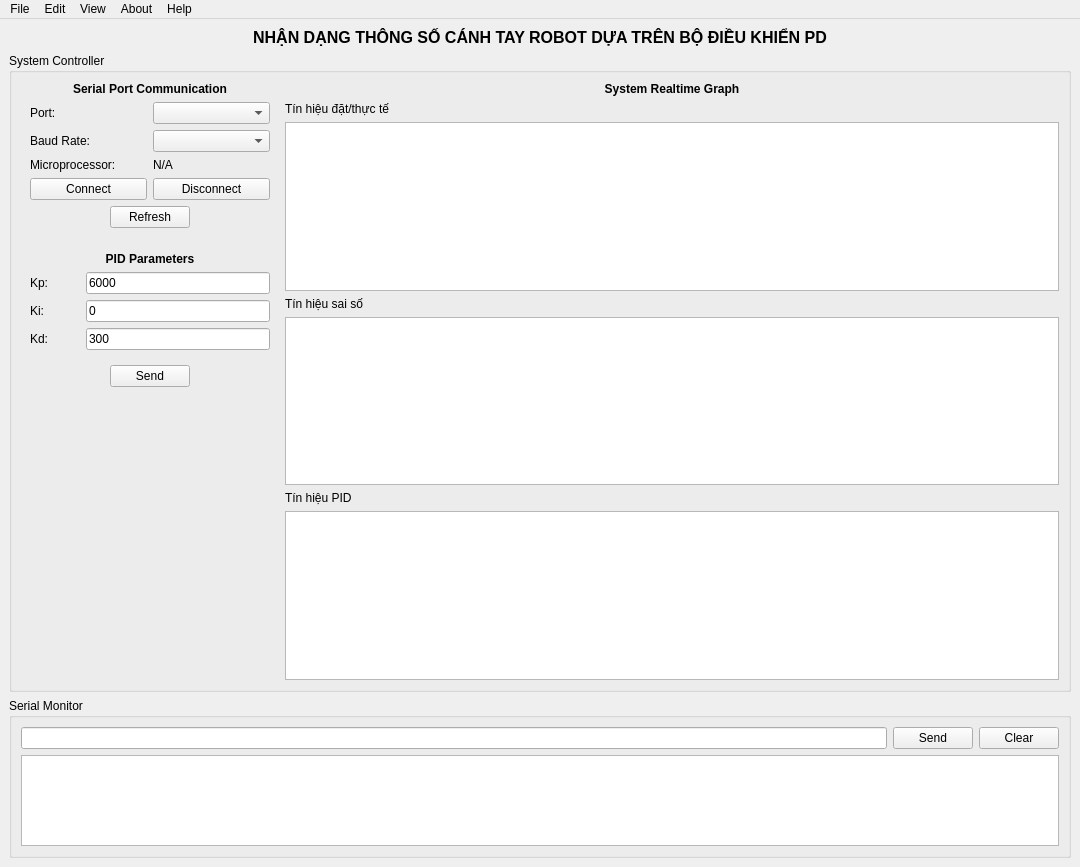
Above: gui.ui from duykienphan/DoAnRobot before the change. Below: the same form after it.
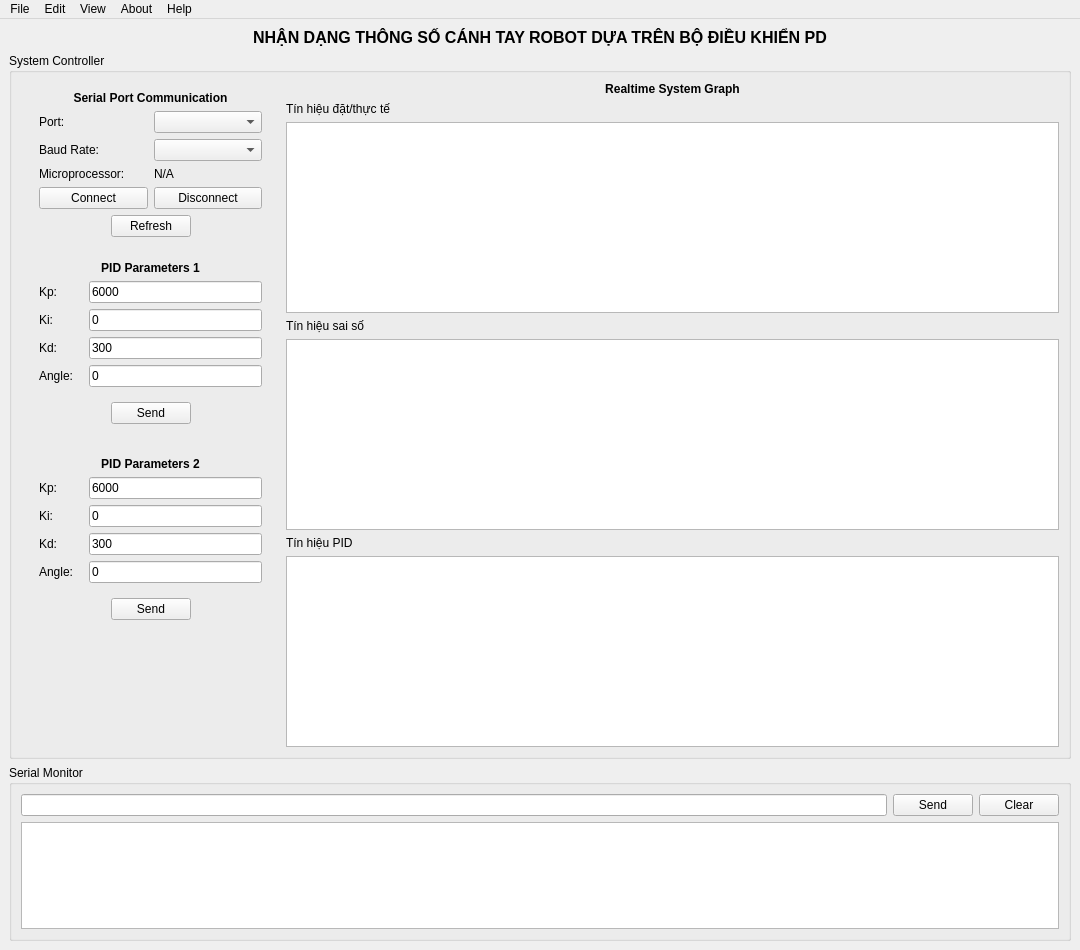
That is the form after the change. Custom widgets are drawn as their Qt base class.

Diff of the .ui file:
```diff
--- a/gui.ui
+++ b/gui.ui
@@ -7,7 +7,7 @@
     <x>0</x>
     <y>0</y>
     <width>1080</width>
-    <height>867</height>
+    <height>950</height>
    </rect>
   </property>
   <property name="windowTitle">
@@ -48,19 +48,7 @@
        </property>
        <item>
         <widget class="QWidget" name="widget_9" native="true">
-         <layout class="QVBoxLayout" name="verticalLayout_5">
-          <property name="leftMargin">
-           <number>0</number>
-          </property>
-          <property name="topMargin">
-           <number>0</number>
-          </property>
-          <property name="rightMargin">
-           <number>0</number>
-          </property>
-          <property name="bottomMargin">
-           <number>0</number>
-          </property>
+         <layout class="QVBoxLayout" name="verticalLayout_7">
           <item>
            <widget class="QWidget" name="widget_8" native="true">
             <layout class="QVBoxLayout" name="verticalLayout_4">
@@ -211,7 +199,7 @@
              <item>
               <widget class="QLabel" name="label_7">
                <property name="text">
-                <string>&lt;html&gt;&lt;head/&gt;&lt;body&gt;&lt;p&gt;&lt;span style=&quot; font-weight:600;&quot;&gt;PID Parameters&lt;/span&gt;&lt;/p&gt;&lt;/body&gt;&lt;/html&gt;</string>
+                <string>&lt;html&gt;&lt;head/&gt;&lt;body&gt;&lt;p&gt;&lt;span style=&quot; font-weight:600;&quot;&gt;PID Parameters 1&lt;/span&gt;&lt;/p&gt;&lt;/body&gt;&lt;/html&gt;</string>
                </property>
                <property name="alignment">
                 <set>Qt::AlignCenter</set>
@@ -221,6 +209,9 @@
              <item>
               <widget class="QWidget" name="widget_6" native="true">
                <layout class="QFormLayout" name="formLayout">
+                <property name="horizontalSpacing">
+                 <number>0</number>
+                </property>
                 <property name="leftMargin">
                  <number>0</number>
                 </property>
@@ -248,6 +239,12 @@
                 </item>
                 <item row="0" column="1">
                  <widget class="QLineEdit" name="lineEdit_2">
+                  <property name="minimumSize">
+                   <size>
+                    <width>173</width>
+                    <height>21</height>
+                   </size>
+                  </property>
                   <property name="text">
                    <string>6000</string>
                   </property>
@@ -268,6 +265,12 @@
                 </item>
                 <item row="1" column="1">
                  <widget class="QLineEdit" name="lineEdit_3">
+                  <property name="minimumSize">
+                   <size>
+                    <width>173</width>
+                    <height>21</height>
+                   </size>
+                  </property>
                   <property name="text">
                    <string>0</string>
                   </property>
@@ -288,11 +291,43 @@
                 </item>
                 <item row="2" column="1">
                  <widget class="QLineEdit" name="lineEdit_4">
+                  <property name="minimumSize">
+                   <size>
+                    <width>173</width>
+                    <height>21</height>
+                   </size>
+                  </property>
                   <property name="text">
                    <string>300</string>
                   </property>
                  </widget>
                 </item>
+                <item row="3" column="0">
+                 <widget class="QLabel" name="label_19">
+                  <property name="minimumSize">
+                   <size>
+                    <width>50</width>
+                    <height>0</height>
+                   </size>
+                  </property>
+                  <property name="text">
+                   <string>Angle:</string>
+                  </property>
+                 </widget>
+                </item>
+                <item row="3" column="1">
+                 <widget class="QLineEdit" name="lineEdit_8">
+                  <property name="minimumSize">
+                   <size>
+                    <width>173</width>
+                    <height>21</height>
+                   </size>
+                  </property>
+                  <property name="text">
+                   <string>0</string>
+                  </property>
+                 </widget>
+                </item>
                </layout>
               </widget>
              </item>
@@ -338,6 +373,186 @@
             </layout>
            </widget>
           </item>
+          <item>
+           <widget class="QWidget" name="widget_11" native="true">
+            <layout class="QVBoxLayout" name="verticalLayout_5">
+             <item>
+              <widget class="QLabel" name="label_15">
+               <property name="text">
+                <string>&lt;html&gt;&lt;head/&gt;&lt;body&gt;&lt;p&gt;&lt;span style=&quot; font-weight:600;&quot;&gt;PID Parameters 2&lt;/span&gt;&lt;/p&gt;&lt;/body&gt;&lt;/html&gt;</string>
+               </property>
+               <property name="alignment">
+                <set>Qt::AlignCenter</set>
+               </property>
+              </widget>
+             </item>
+             <item>
+              <widget class="QWidget" name="widget_12" native="true">
+               <layout class="QFormLayout" name="formLayout_2">
+                <property name="horizontalSpacing">
+                 <number>0</number>
+                </property>
+                <property name="leftMargin">
+                 <number>0</number>
+                </property>
+                <property name="topMargin">
+                 <number>0</number>
+                </property>
+                <property name="rightMargin">
+                 <number>0</number>
+                </property>
+                <property name="bottomMargin">
+                 <number>0</number>
+                </property>
+                <item row="0" column="0">
+                 <widget class="QLabel" name="label_16">
+                  <property name="minimumSize">
+                   <size>
+                    <width>50</width>
+                    <height>0</height>
+                   </size>
+                  </property>
+                  <property name="text">
+                   <string>Kp:</string>
+                  </property>
+                 </widget>
+                </item>
+                <item row="0" column="1">
+                 <widget class="QLineEdit" name="lineEdit_5">
+                  <property name="minimumSize">
+                   <size>
+                    <width>173</width>
+                    <height>21</height>
+                   </size>
+                  </property>
+                  <property name="text">
+                   <string>6000</string>
+                  </property>
+                 </widget>
+                </item>
+                <item row="1" column="0">
+                 <widget class="QLabel" name="label_17">
+                  <property name="minimumSize">
+                   <size>
+                    <width>50</width>
+                    <height>0</height>
+                   </size>
+                  </property>
+                  <property name="text">
+                   <string>Ki:</string>
+                  </property>
+                 </widget>
+                </item>
+                <item row="1" column="1">
+                 <widget class="QLineEdit" name="lineEdit_6">
+                  <property name="minimumSize">
+                   <size>
+                    <width>173</width>
+                    <height>21</height>
+                   </size>
+                  </property>
+                  <property name="text">
+                   <string>0</string>
+                  </property>
+                 </widget>
+                </item>
+                <item row="2" column="0">
+                 <widget class="QLabel" name="label_18">
+                  <property name="minimumSize">
+                   <size>
+                    <width>50</width>
+                    <height>0</height>
+                   </size>
+                  </property>
+                  <property name="text">
+                   <string>Kd:</string>
+                  </property>
+                 </widget>
+                </item>
+                <item row="2" column="1">
+                 <widget class="QLineEdit" name="lineEdit_7">
+                  <property name="minimumSize">
+                   <size>
+                    <width>173</width>
+                    <height>21</height>
+                   </size>
+                  </property>
+                  <property name="text">
+                   <string>300</string>
+                  </property>
+                 </widget>
+                </item>
+                <item row="3" column="0">
+                 <widget class="QLabel" name="label_20">
+                  <property name="minimumSize">
+                   <size>
+                    <width>50</width>
+                    <height>0</height>
+                   </size>
+                  </property>
+                  <property name="text">
+                   <string>Angle:</string>
+                  </property>
+                 </widget>
+                </item>
+                <item row="3" column="1">
+                 <widget class="QLineEdit" name="lineEdit_9">
+                  <property name="minimumSize">
+                   <size>
+                    <width>173</width>
+                    <height>21</height>
+                   </size>
+                  </property>
+                  <property name="text">
+                   <string>0</string>
+                  </property>
+                 </widget>
+                </item>
+               </layout>
+              </widget>
+             </item>
+             <item>
+              <widget class="QWidget" name="widget_13" native="true">
+               <layout class="QHBoxLayout" name="horizontalLayout_5">
+                <item>
+                 <spacer name="horizontalSpacer_5">
+                  <property name="orientation">
+                   <enum>Qt::Horizontal</enum>
+                  </property>
+                  <property name="sizeHint" stdset="0">
+                   <size>
+                    <width>40</width>
+                    <height>20</height>
+                   </size>
+                  </property>
+                 </spacer>
+                </item>
+                <item>
+                 <widget class="QPushButton" name="pushButton_7">
+                  <property name="text">
+                   <string>Send</string>
+                  </property>
+                 </widget>
+                </item>
+                <item>
+                 <spacer name="horizontalSpacer_6">
+                  <property name="orientation">
+                   <enum>Qt::Horizontal</enum>
+                  </property>
+                  <property name="sizeHint" stdset="0">
+                   <size>
+                    <width>40</width>
+                    <height>20</height>
+                   </size>
+                  </property>
+                 </spacer>
+                </item>
+               </layout>
+              </widget>
+             </item>
+            </layout>
+           </widget>
+          </item>
           <item>
            <spacer name="verticalSpacer">
             <property name="orientation">
@@ -378,7 +593,7 @@
              </size>
             </property>
             <property name="text">
-             <string>&lt;html&gt;&lt;head/&gt;&lt;body&gt;&lt;p&gt;&lt;span style=&quot; font-weight:600;&quot;&gt;System Realtime Graph&lt;/span&gt;&lt;/p&gt;&lt;/body&gt;&lt;/html&gt;</string>
+             <string>&lt;html&gt;&lt;head/&gt;&lt;body&gt;&lt;p&gt;&lt;span style=&quot; font-weight:600;&quot;&gt;Realtime System Graph&lt;/span&gt;&lt;/p&gt;&lt;/body&gt;&lt;/html&gt;</string>
             </property>
             <property name="alignment">
              <set>Qt::AlignCenter</set>
```
Left out of the diff: 32 changed lines with no effect on the pictures.
